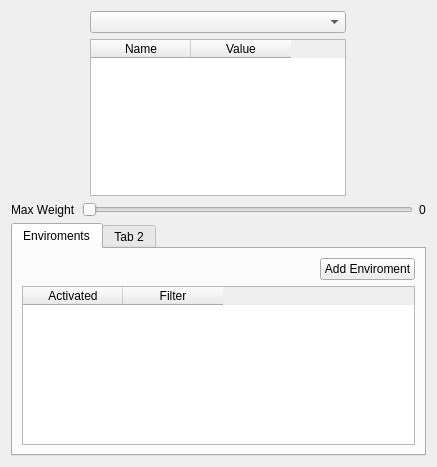
Qt form yatel/gui/uis/ExplorerFrame.ui (leliel12/yatel) before a commit.
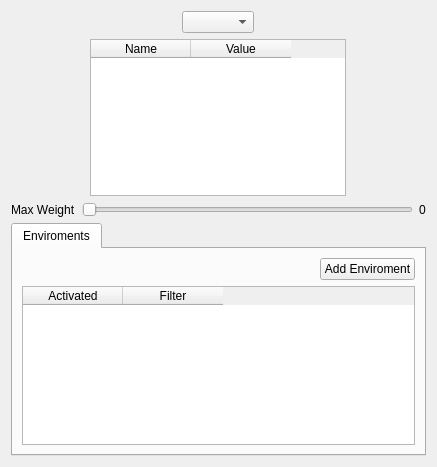
The same form after that commit.

Patch:
```diff
--- a/yatel/gui/uis/ExplorerFrame.ui
+++ b/yatel/gui/uis/ExplorerFrame.ui
@@ -24,7 +24,7 @@
     <layout class="QHBoxLayout" name="horizontalLayout_2">
      <item>
       <layout class="QVBoxLayout" name="verticalLayout_2">
-       <item>
+       <item alignment="Qt::AlignHCenter">
         <widget class="QComboBox" name="hapsComboBox">
          <property name="sizePolicy">
           <sizepolicy hsizetype="Minimum" vsizetype="Fixed">
@@ -157,11 +157,6 @@
        </item>
       </layout>
      </widget>
-     <widget class="QWidget" name="tab_2">
-      <attribute name="title">
-       <string>Tab 2</string>
-      </attribute>
-     </widget>
     </widget>
    </item>
   </layout>
```
Left out of the diff: 8 changed lines with no effect on the pictures.
